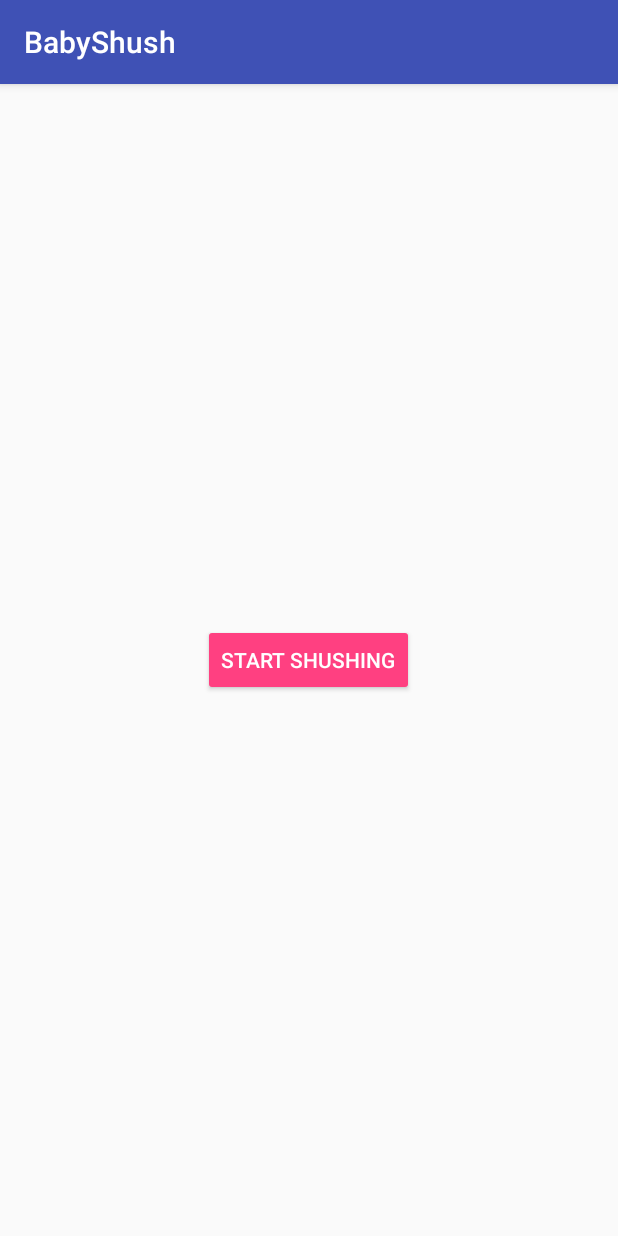
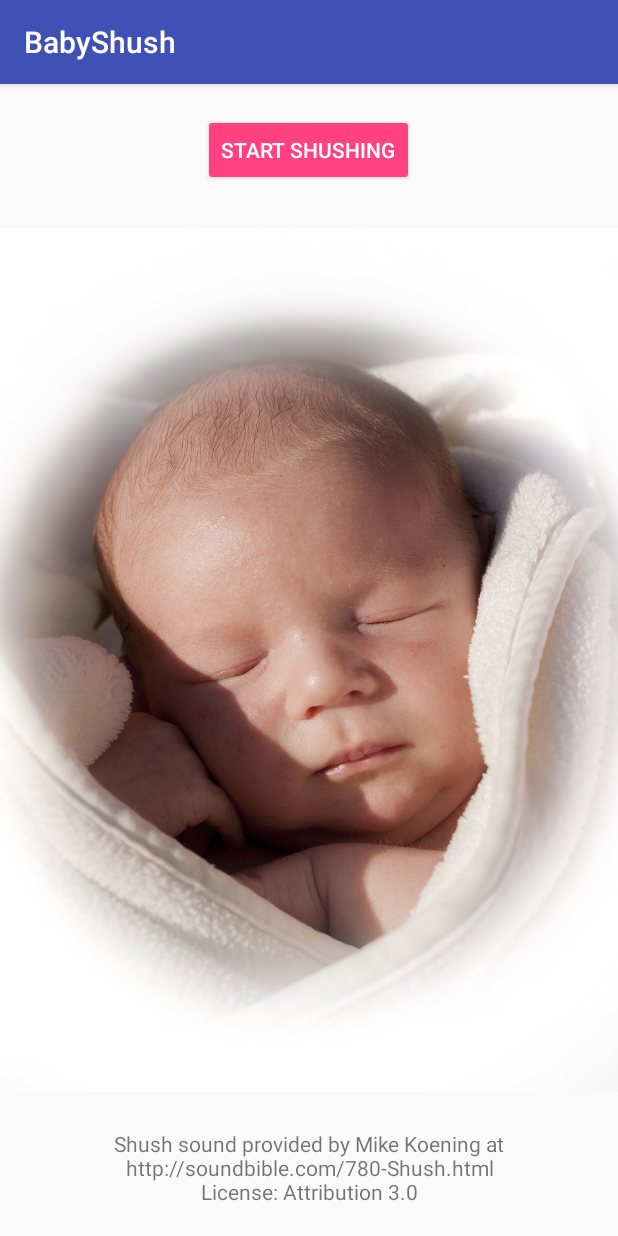
Before and after one commit to gligorkot/BabyShush, an Android app: the screen it shows after launch (BabyShushActivity), on a phone screen of 412 x 824 dp. Run offline under Robolectric (Android 15) with nearby library versions, the phone set to English and light mode, and no system bars.

Commit message:
adding license for shush sound and free stock baby picture

```diff
--- a/app/src/main/res/layout/activity_baby_shush.xml
+++ b/app/src/main/res/layout/activity_baby_shush.xml
@@ -1,17 +1,38 @@
 <?xml version="1.0" encoding="utf-8"?>
 <RelativeLayout xmlns:android="http://schemas.android.com/apk/res/android"
+    xmlns:app="http://schemas.android.com/apk/res-auto"
     xmlns:tools="http://schemas.android.com/tools"
     android:id="@+id/activity_baby_shush"
     android:layout_width="match_parent"
     android:layout_height="match_parent"
     tools:context="com.kokiinteractive.babyshush.BabyShushActivity">
 
+    <ImageView
+        android:id="@+id/imageView"
+        android:layout_width="wrap_content"
+        android:layout_height="wrap_content"
+        android:layout_alignParentTop="true"
+        app:srcCompat="@drawable/baby" />
+
     <Button
         android:id="@+id/startShushingButton"
         style="@style/Widget.AppCompat.Button.Colored"
         android:layout_width="wrap_content"
         android:layout_height="wrap_content"
-        android:layout_centerInParent="true"
+        android:layout_alignParentTop="true"
+        android:layout_centerHorizontal="true"
+        android:layout_margin="20dp"
         android:elevation="10dp"
         android:text="@string/start_shushing" />
+
+    <TextView
+        android:id="@+id/licenseText"
+        android:layout_width="match_parent"
+        android:layout_height="wrap_content"
+        android:layout_alignParentBottom="true"
+        android:layout_margin="20dp"
+        android:text="@string/licenseText"
+        android:textAlignment="center"
+        android:textAppearance="@style/TextAppearance.AppCompat.Small" />
+
 </RelativeLayout>
--- a/app/src/main/res/values/strings.xml
+++ b/app/src/main/res/values/strings.xml
@@ -2,4 +2,5 @@
     <string name="app_name">BabyShush</string>
     <string name="start_shushing">Start Shushing</string>
     <string name="stop_shushing">Stop Shushing</string>
+    <string name="licenseText">Shush sound provided by Mike Koening at\nhttp://soundbible.com/780-Shush.html\nLicense: Attribution 3.0</string>
 </resources>
```
Also changed, not shown: app/src/main/res/drawable/baby.jpg (added).
